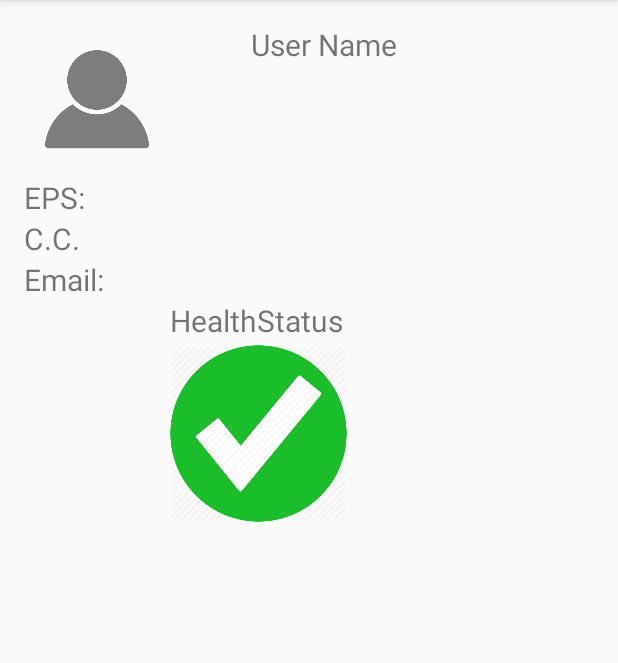
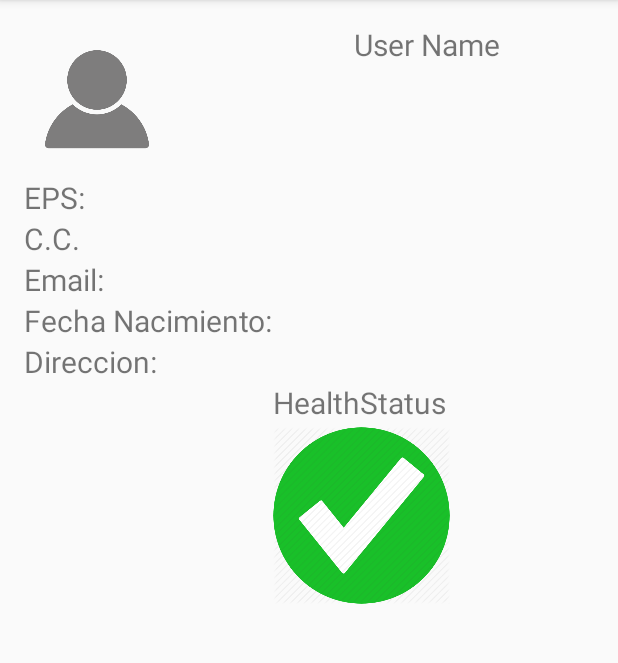
Before and after one commit to cis321/BaymaxPi, an Android app: the ProfileActivity screen opened directly, with no data from a screen before it, on a phone screen of 412 x 824 dp, the part 84-747 px from its top. Run offline under Robolectric (Android 15) with nearby library versions, the phone set to English and light mode, and no system bars; our stand-ins replace ButterKnife; libraries missing offline, so code that uses them is left out: co.edu.uniandes, com.rengwuxian.materialedittext; 2 statements that could not run were skipped.

Commit message:
cambios en el parse, en el layout profile y la actualización del paciente

```diff
--- a/AndroidApp/app/src/main/java/co/edu/uniandes/baymaxpi/baymaxpi/MainActivity.java
+++ b/AndroidApp/app/src/main/java/co/edu/uniandes/baymaxpi/baymaxpi/MainActivity.java
@@ -21,6 +21,7 @@ import com.parse.ParseUser;
 import java.util.ArrayList;
 import java.util.List;
 
+import butterknife.ButterKnife;
 import co.edu.uniandes.baymaxpi.baymaxpi.Models.Paciente;
 
 public class MainActivity extends AppCompatActivity {
@@ -38,8 +39,10 @@ public class MainActivity extends AppCompatActivity {
         super.onCreate(savedInstanceState);
         setContentView(R.layout.activity_main);
 
+        ButterKnife.inject(this);
+
         ParseUser currentUser = ParseUser.getCurrentUser();
-        if (currentUser == null){
+        if (currentUser == null||paciente== null){
             suggestLogin();
         } else {
             actualizarPaciente();
@@ -57,6 +60,7 @@ public class MainActivity extends AppCompatActivity {
             }
         });
     }
+
 
     private void actualizarPaciente() {
         ParseQuery<ParseObject> pacienteQuery = ParseQuery.getQuery("Paciente");
@@ -142,4 +146,5 @@ public class MainActivity extends AppCompatActivity {
     }
 
 
+
 }
--- a/AndroidApp/app/src/main/java/co/edu/uniandes/baymaxpi/baymaxpi/ProfileActivity.java
+++ b/AndroidApp/app/src/main/java/co/edu/uniandes/baymaxpi/baymaxpi/ProfileActivity.java
@@ -1,13 +1,52 @@
 package co.edu.uniandes.baymaxpi.baymaxpi;
 
+import android.content.Intent;
 import android.support.v7.app.AppCompatActivity;
 import android.os.Bundle;
+import android.widget.Button;
+import android.widget.ImageButton;
+import android.widget.ImageView;
+import android.widget.ProgressBar;
+import android.widget.Spinner;
+import android.widget.TextView;
+
+import com.rengwuxian.materialedittext.MaterialEditText;
+
+import butterknife.ButterKnife;
+import butterknife.InjectView;
+import co.edu.uniandes.baymaxpi.baymaxpi.Models.Paciente;
 
 public class ProfileActivity extends AppCompatActivity {
 
+    @InjectView(R.id.userName) TextView mNombreUsuario;
+    @InjectView(R.id.textEPS) TextView mEps;
+    @InjectView(R.id.textCC) TextView mCedula;
+    @InjectView(R.id.textEmail) TextView mCorreo;
+    @InjectView(R.id.textNacimiento)TextView mNacimiento;
+    @InjectView(R.id.textDireccion) TextView mDireccion;;
+    @InjectView(R.id.textHealthStatus)TextView mHealth;
+    @InjectView(R.id.imageStatus)ImageView mStatus;
+
+    private Paciente paciente;
+
     @Override
-    protected void onCreate(Bundle savedInstanceState) {
+    protected void onCreate(Bundle savedInstanceState)
+    {
         super.onCreate(savedInstanceState);
         setContentView(R.layout.activity_profile);
+        ButterKnife.inject(this);
+
+        Intent intent = getIntent();
+
+        paciente = intent.getParcelableExtra(MainActivity.PACIENTE);
+        if(paciente!= null) {
+            mNombreUsuario.setText(paciente.getNombre());
+            mEps.setText(paciente.getEps());
+            mCedula.setText(paciente.getCedula());
+            mCorreo.setText(paciente.getEmail());
+            mNacimiento.setText(paciente.getFechaNacimiento());
+            mDireccion.setText(paciente.getDireccion());
+        }
     }
+
 }
--- a/AndroidApp/app/src/main/res/layout/activity_profile.xml
+++ b/AndroidApp/app/src/main/res/layout/activity_profile.xml
@@ -63,9 +63,30 @@
         <TextView
             android:layout_width="wrap_content"
             android:layout_height="wrap_content"
+            android:text="Fecha Nacimiento:"
+            android:id="@+id/textNacimiento"
+            android:layout_below="@+id/textEmail"
+            android:layout_row="4"
+            android:layout_column="0"
+            android:textSize="20dp" />
+
+        <TextView
+            android:layout_width="wrap_content"
+            android:layout_height="wrap_content"
+            android:text="Direccion:"
+            android:id="@+id/textDireccion"
+            android:layout_below="@+id/textNacimiento"
+            android:layout_row="5"
+            android:layout_column="0"
+            android:textSize="20dp" />
+
+        <TextView
+            android:layout_width="wrap_content"
+            android:layout_height="wrap_content"
             android:text="HealthStatus"
             android:id="@+id/textHealthStatus"
-            android:layout_row="4"
+            android:layout_below="@+id/textDireccion"
+            android:layout_row="6"
             android:layout_column="1"
             android:textSize="20dp" />
 
@@ -73,7 +94,8 @@
             android:layout_width="118dp"
             android:layout_height="123dp"
             android:id="@+id/imageStatus"
-            android:layout_row="5"
+            android:layout_below="@+id/textHealthStatus"
+            android:layout_row="7"
             android:layout_column="1"
             android:src="@mipmap/check_ok_icon" />
     </GridLayout>
```
